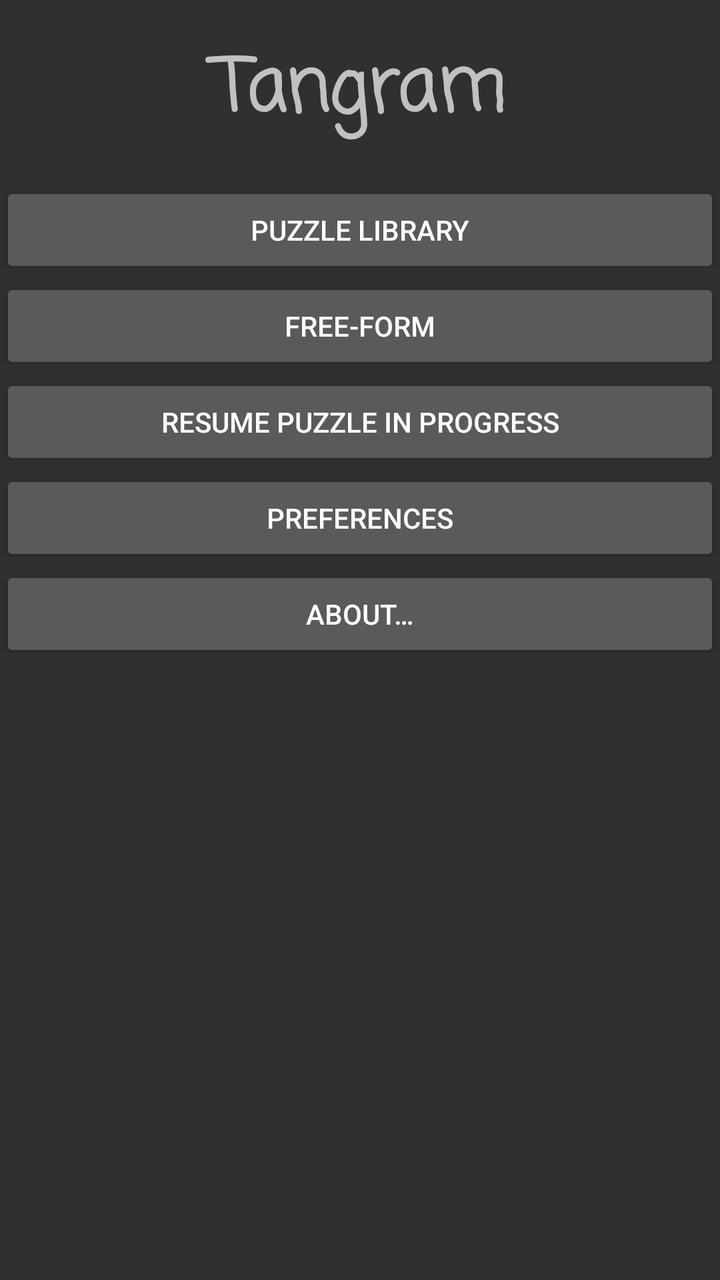
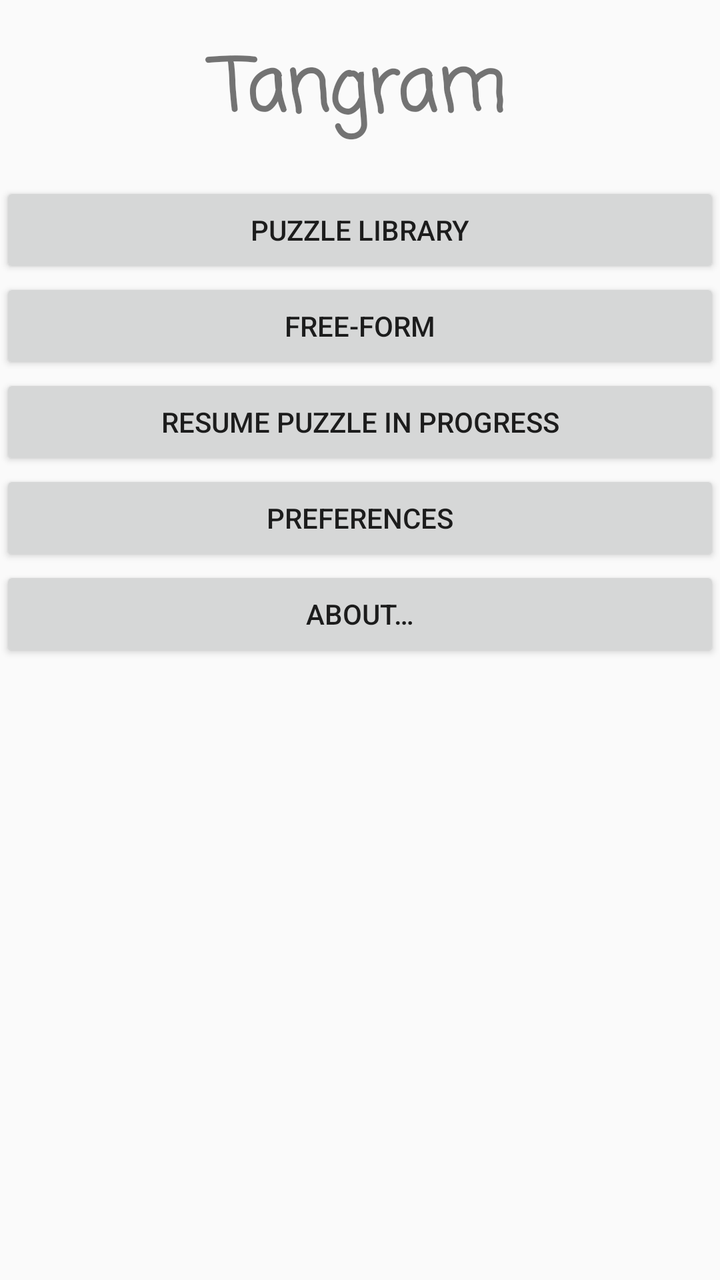

The first picture is an Android layout as it rendered before a commit; the second is the same layout after the commit. The layout source and the unified diff follow.
<!-- AndroidManifest.xml: application theme Theme.Tangram -->
<!-- res/layout/activity_main.xml -->
<?xml version="1.0" encoding="utf-8"?>
<LinearLayout xmlns:android="http://schemas.android.com/apk/res/android"
    android:orientation="vertical"
    android:layout_width="match_parent"
    android:layout_height="match_parent">

    
    <TextView
        android:text="@string/app_name"
        android:layout_width="match_parent"
        android:layout_height="wrap_content"
        android:gravity="center_horizontal"
        android:fontFamily="casual"
        android:textStyle="bold"
        android:textSize="36sp"
        android:paddingVertical="18dp"/>

    
    <Button android:id="@+id/MainButtonLibrary"
        android:text="@string/MenuLibrary"
        android:layout_width="match_parent"
        android:layout_height="wrap_content" />

    
    <Button android:id="@+id/MainButtonSketch"
        android:text="@string/MenuSketch"
        android:layout_width="match_parent"
        android:layout_height="wrap_content" />

    
    <Button android:id="@+id/MainButtonResume"
        android:text="@string/MenuResume"
        android:layout_width="match_parent"
        android:layout_height="wrap_content" />

    
    <Button android:id="@+id/MainButtonPreferences"
        android:text="@string/MenuPreferences"
        android:layout_width="match_parent"
        android:layout_height="wrap_content" />

    
    <Button android:id="@+id/MainButtonAbout"
        android:text="@string/MenuAbout"
        android:layout_width="match_parent"
        android:layout_height="wrap_content" />

</LinearLayout>
<!-- resources referenced by this layout -->
<resources>
  <string name="MenuAbout">About…</string>
  <string name="MenuLibrary">Puzzle Library</string>
  <string name="MenuPreferences">Preferences</string>
  <string name="MenuResume">Resume Puzzle In Progress</string>
  <string name="MenuSketch">Free-form</string>
  <string name="app_name">Tangram</string>
  <style name="Theme.Tangram" parent="Theme.AppCompat.NoActionBar">
          
          <item name="android:windowLayoutInDisplayCutoutMode" tools:ignore="UnusedAttribute" tools:targetApi="27">shortEdges</item>
  
          
          <item name="tangramOutlineWidth">1</item>
          <item name="tableOutlineWidth">1dp</item>
          <item name="tangramOutlineColor">@color/foreground</item>
          <item name="tangramSmallTriangleColor">@color/crimson</item>
          <item name="tangramSmallSquareColor">@color/gold</item>
          <item name="tangramParallelogramColor">@color/dark_orange</item>
          <item name="tangramMediumTriangleColor">@color/forest_green</item>
          <item name="tangramLargeTriangleColor">@color/dodger_blue</item>
      </style>
  <color name="foreground">@color/black</color>
  <color name="crimson">#FFDC143C</color>
  <color name="gold">#FFFFD700</color>
  <color name="dark_orange">#FFFF8C00</color>
  <color name="forest_green">#FF228B22</color>
  <color name="dodger_blue">#FF1E90FF</color>
  <color name="black">#FF000000</color>
</resources>

<!-- the commit's change to res/layout/activity_main.xml (unified diff, before → after) -->
@@ -1,48 +1,52 @@
 <?xml version="1.0" encoding="utf-8"?>
-<LinearLayout xmlns:android="http://schemas.android.com/apk/res/android"
-    android:orientation="vertical"
+<ScrollView xmlns:android="http://schemas.android.com/apk/res/android"
     android:layout_width="match_parent"
     android:layout_height="match_parent">
+    <LinearLayout
+        android:orientation="vertical"
+        android:layout_width="match_parent"
+        android:layout_height="match_parent">
 
     
-    <TextView
-        android:text="@string/app_name"
-        android:layout_width="match_parent"
-        android:layout_height="wrap_content"
-        android:gravity="center_horizontal"
-        android:fontFamily="casual"
-        android:textStyle="bold"
-        android:textSize="36sp"
-        android:paddingVertical="18dp"/>
+        <TextView
+            android:text="@string/app_name"
+            android:layout_width="match_parent"
+            android:layout_height="wrap_content"
+            android:gravity="center_horizontal"
+            android:fontFamily="casual"
+            android:textStyle="bold"
+            android:textSize="36sp"
+            android:paddingVertical="18dp"/>
+
+        
+        <Button android:id="@+id/MainButtonLibrary"
+            android:text="@string/MenuLibrary"
+            android:layout_width="match_parent"
+            android:layout_height="wrap_content" />
+
+        
+        <Button android:id="@+id/MainButtonSketch"
+            android:text="@string/MenuSketch"
+            android:layout_width="match_parent"
+            android:layout_height="wrap_content" />
 
     
-    <Button android:id="@+id/MainButtonLibrary"
-        android:text="@string/MenuLibrary"
-        android:layout_width="match_parent"
-        android:layout_height="wrap_content" />
+        <Button android:id="@+id/MainButtonResume"
+            android:text="@string/MenuResume"
+            android:layout_width="match_parent"
+            android:layout_height="wrap_content" />
 
-    
-    <Button android:id="@+id/MainButtonSketch"
-        android:text="@string/MenuSketch"
-        android:layout_width="match_parent"
-        android:layout_height="wrap_content" />
+        
+        <Button android:id="@+id/MainButtonPreferences"
+            android:text="@string/MenuPreferences"
+            android:layout_width="match_parent"
+            android:layout_height="wrap_content" />
 
-    
-    <Button android:id="@+id/MainButtonResume"
-        android:text="@string/MenuResume"
-        android:layout_width="match_parent"
-        android:layout_height="wrap_content" />
+        
+        <Button android:id="@+id/MainButtonAbout"
+            android:text="@string/MenuAbout"
+            android:layout_width="match_parent"
+            android:layout_height="wrap_content" />
 
-    
-    <Button android:id="@+id/MainButtonPreferences"
-        android:text="@string/MenuPreferences"
-        android:layout_width="match_parent"
-        android:layout_height="wrap_content" />
-
-    
-    <Button android:id="@+id/MainButtonAbout"
-        android:text="@string/MenuAbout"
-        android:layout_width="match_parent"
-        android:layout_height="wrap_content" />
-
-</LinearLayout>
+    </LinearLayout>
+</ScrollView>
<!-- resource entries referenced after the edit -->
@@ -6,7 +6,7 @@
   <string name="MenuResume">Resume Puzzle In Progress</string>
   <string name="MenuSketch">Free-form</string>
   <string name="app_name">Tangram</string>
-  <style name="Theme.Tangram" parent="Theme.AppCompat.NoActionBar">
+  <style name="Theme.Tangram" parent="Theme.AppCompat.DayNight.NoActionBar">
           
           <item name="android:windowLayoutInDisplayCutoutMode" tools:ignore="UnusedAttribute" tools:targetApi="27">shortEdges</item>
   
